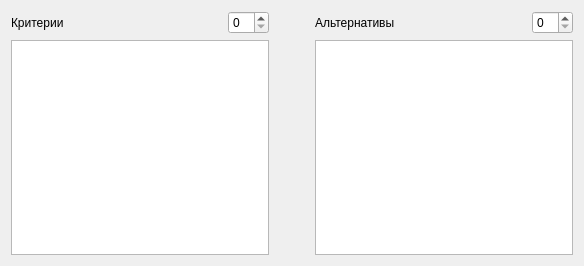
Qt form src/UI/paramform.ui (RazorNd/AnalyticHiearchy) before a commit.
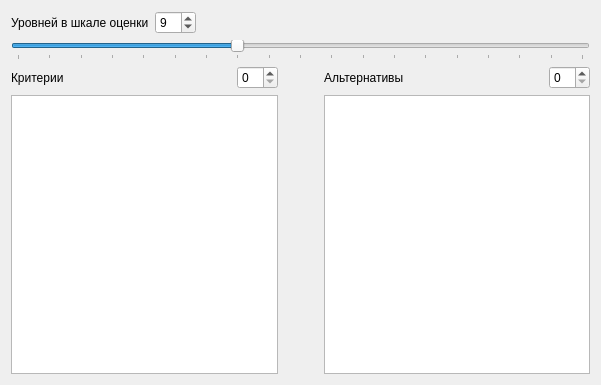
The same form after that commit.

Patch:
```diff
--- a/src/UI/paramform.ui
+++ b/src/UI/paramform.ui
@@ -6,11 +6,73 @@
    <rect>
     <x>0</x>
     <y>0</y>
-    <width>584</width>
-    <height>266</height>
+    <width>601</width>
+    <height>385</height>
    </rect>
   </property>
   <layout class="QVBoxLayout" name="verticalLayout">
+   <item>
+    <layout class="QGridLayout" name="gridLayout_2">
+     <item row="0" column="0">
+      <widget class="QLabel" name="labelMaxRating">
+       <property name="text">
+        <string>Уровней в шкале оценки</string>
+       </property>
+      </widget>
+     </item>
+     <item row="0" column="1">
+      <widget class="QSpinBox" name="maxRating">
+       <property name="minimum">
+        <number>2</number>
+       </property>
+       <property name="maximum">
+        <number>20</number>
+       </property>
+       <property name="value">
+        <number>9</number>
+       </property>
+      </widget>
+     </item>
+     <item row="0" column="2">
+      <spacer name="horizontalSpacer">
+       <property name="orientation">
+        <enum>Qt::Horizontal</enum>
+       </property>
+       <property name="sizeHint" stdset="0">
+        <size>
+         <width>40</width>
+         <height>20</height>
+        </size>
+       </property>
+      </spacer>
+     </item>
+     <item row="1" column="0" colspan="3">
+      <widget class="QSlider" name="sliderMaxRating">
+       <property name="minimum">
+        <number>2</number>
+       </property>
+       <property name="maximum">
+        <number>20</number>
+       </property>
+       <property name="value">
+        <number>9</number>
+       </property>
+       <property name="sliderPosition">
+        <number>9</number>
+       </property>
+       <property name="orientation">
+        <enum>Qt::Horizontal</enum>
+       </property>
+       <property name="tickPosition">
+        <enum>QSlider::TicksBelow</enum>
+       </property>
+       <property name="tickInterval">
+        <number>1</number>
+       </property>
+      </widget>
+     </item>
+    </layout>
+   </item>
    <item>
     <layout class="QGridLayout" name="gridLayout" columnstretch="1,0,0,1,0">
      <item row="0" column="1">
```
Left out of the diff: 35 changed lines with no effect on the pictures.
